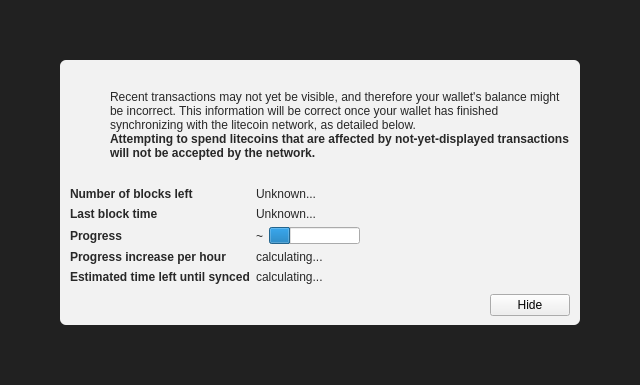
First picture: the form in src/qt/forms/modaloverlay.ui, repository ShorelineCrypto/nengcoin, before the edit.
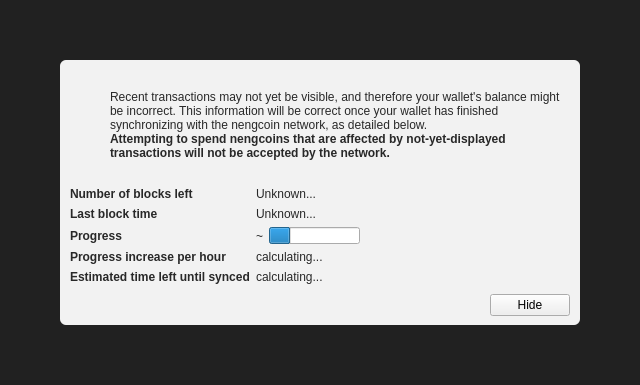
Second picture: the form after the edit. Icons and pictures are not drawn. Custom widgets are drawn as their Qt base class.

```diff
--- a/src/qt/forms/modaloverlay.ui
+++ b/src/qt/forms/modaloverlay.ui
@@ -130,7 +130,7 @@
              <item>
               <widget class="QLabel" name="infoText">
                <property name="text">
-                <string>Recent transactions may not yet be visible, and therefore your wallet's balance might be incorrect. This information will be correct once your wallet has finished synchronizing with the litecoin network, as detailed below.</string>
+                <string>Recent transactions may not yet be visible, and therefore your wallet's balance might be incorrect. This information will be correct once your wallet has finished synchronizing with the nengcoin network, as detailed below.</string>
                </property>
                <property name="textFormat">
                 <enum>Qt::RichText</enum>
@@ -149,7 +149,7 @@
                 </font>
                </property>
                <property name="text">
-                <string>Attempting to spend litecoins that are affected by not-yet-displayed transactions will not be accepted by the network.</string>
+                <string>Attempting to spend nengcoins that are affected by not-yet-displayed transactions will not be accepted by the network.</string>
                </property>
                <property name="textFormat">
                 <enum>Qt::RichText</enum>
```
